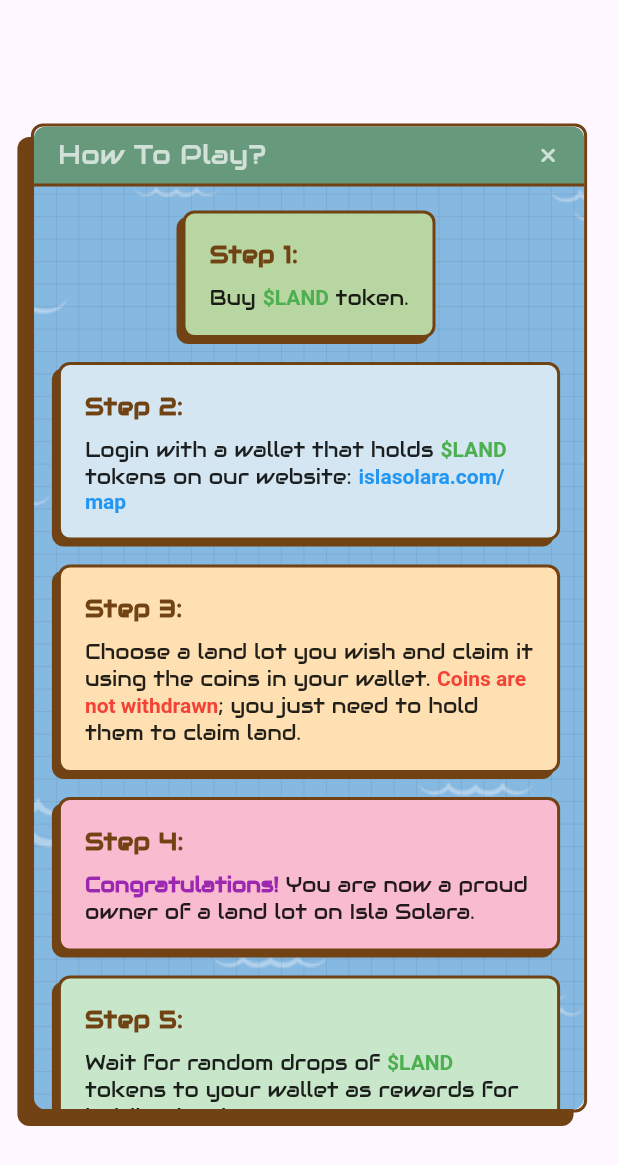
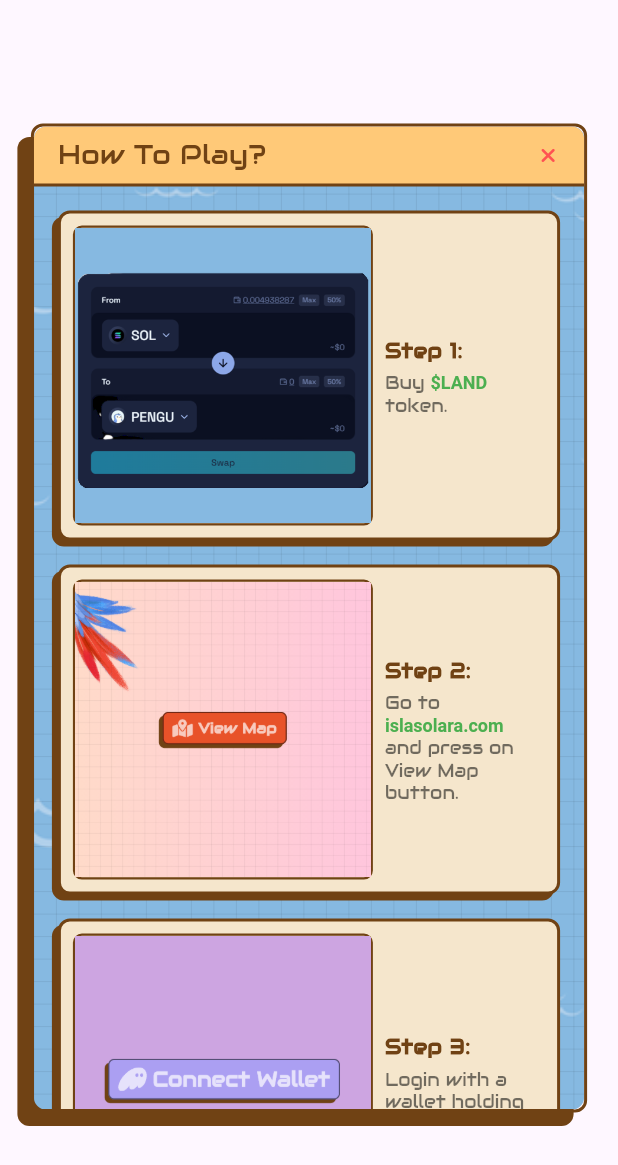
Before and after one commit to romaklym/isla_solara, a Flutter app: the HowToPlay widget shown alone on an empty page, opened directly, on a phone screen of 412 x 824 dp. Shown: the top 1165 px of the screen. Run offline on Flutter 3.47's test engine with Material 3 defaults, Android fonts, the phone set to English and light mode, and no system bars; our stand-ins replace cloud_firestore, firebase_core, fl_chart, flutter_svg, font_awesome_flutter, go_router; missing offline and left inert: dart:html, dart:js; accounts and stored records are empty.

Commit message:
updated how to dialog, added images for visualization, updated tokenomoics colors

```diff
--- a/lib/dialogs/how_to_play_dialog.dart
+++ b/lib/dialogs/how_to_play_dialog.dart
@@ -17,6 +17,77 @@ class HowToPlay extends StatefulWidget {
 }
 
 class _HowToPlayState extends State<HowToPlay> {
+  Widget _buildStepContainer({
+    required String stepNumber,
+    required RichText text,
+    required String imagePath,
+    required Color color,
+  }) {
+    return Container(
+      width: 400,
+      height: 220,
+      decoration: BoxDecoration(
+        color: color,
+        borderRadius: BorderRadius.circular(8),
+        border: Border.all(
+          color: const Color(0xFF704214),
+          width: 2,
+        ),
+        boxShadow: [
+          BoxShadow(
+            color: const Color(0xFF704214),
+            offset: const Offset(-4, 4),
+            blurRadius: 0,
+          ),
+        ],
+      ),
+      padding: const EdgeInsets.all(8.0),
+      child: Row(
+        crossAxisAlignment: CrossAxisAlignment.center,
+        children: [
+          // Image Section
+          Container(
+            width: 200,
+            height: 200,
+            decoration: BoxDecoration(
+              borderRadius: BorderRadius.circular(6),
+              border: Border.all(
+                color: const Color(0xFF704214),
+                width: 1.5,
+              ),
+            ),
+            clipBehavior: Clip.hardEdge,
+            child: Image.asset(
+              imagePath,
+              fit: BoxFit.contain,
+            ),
+          ),
+          const SizedBox(width: 8),
+          // Text Section
+          Expanded(
+            child: Column(
+              mainAxisAlignment: MainAxisAlignment.center,
+              crossAxisAlignment: CrossAxisAlignment.start,
+              children: [
+                Text(
+                  "Step $stepNumber:",
+                  style: const TextStyle(
+                    fontFamily: "Audiowide",
+                    fontSize: 14.0,
+                    fontWeight: FontWeight.bold,
+                    color: Color(0xFF704214),
+                  ),
+                ),
+                const SizedBox(height: 4),
+                text,
+              ],
+            ),
+          ),
+        ],
+      ),
+    );
+  }
+
   @override
   Widget build(BuildContext context) {
     final width = MediaQuery.of(context).size.width * widget.widthRes;
@@ -53,19 +124,19 @@ class _HowToPlayState extends State<HowToPlay> {
                   fit: BoxFit.cover,
                 ),
               ),
-              // Transparent Grid Overlay
               Positioned.fill(
                 child: CustomPaint(
                   painter: _RetroGridPainter(),
                 ),
               ),
+              // Content
               Column(
                 children: [
                   // Title Bar
                   Container(
                     height: 40,
                     decoration: BoxDecoration(
-                      color: const Color(0xFF679a7d),
+                      color: const Color(0xFFFFC978),
                       borderRadius: const BorderRadius.vertical(
                         top: Radius.circular(8),
                       ),
@@ -78,14 +149,14 @@ class _HowToPlayState extends State<HowToPlay> {
                     ),
                     child: Row(
                       children: [
-                        Padding(
-                          padding: const EdgeInsets.only(left: 16.0),
+                        const Padding(
+                          padding: EdgeInsets.only(left: 16.0),
                           child: Text(
                             "How To Play?",
-                            style: const TextStyle(
+                            style: TextStyle(
                               fontFamily: "Audiowide",
                               fontSize: 18.0,
-                              color: Colors.white70,
+                              color: Color(0xFF704214),
                             ),
                           ),
                         ),
@@ -93,7 +164,7 @@ class _HowToPlayState extends State<HowToPlay> {
                         IconButton(
                           icon: const FaIcon(
                             FontAwesomeIcons.xmark,
-                            color: Colors.white70,
+                            color: Colors.redAccent,
                           ),
                           onPressed: () => Navigator.of(context).pop(),
                           iconSize: 14.0,
@@ -106,17 +177,22 @@ class _HowToPlayState extends State<HowToPlay> {
                     child: SingleChildScrollView(
                       padding: const EdgeInsets.all(16.0),
                       child: Column(
-                        mainAxisAlignment: MainAxisAlignment.start,
+                        children: [
+                          Row(),
+                          Wrap(
+                            spacing: 16.0,
+                            runSpacing: 16.0,
+                            alignment: WrapAlignment.start,
                             children: [
                               _buildStepContainer(
-                            stepNumber: 1,
+                                stepNumber: "1",
                                 text: RichText(
                                   text: TextSpan(
                                     text: "Buy ",
                                     style: const TextStyle(
                                       fontFamily: "Audiowide",
-                                  fontSize: 14.0,
-                                  color: Colors.black87,
+                                      fontSize: 12.0,
+                                      color: Colors.black54,
                                     ),
                                     children: [
                                       TextSpan(
@@ -135,18 +211,50 @@ class _HowToPlayState extends State<HowToPlay> {
                                     ],
                                   ),
                                 ),
-                            color: const Color(0xFFB8D6A1),
+                                imagePath: "assets/1.png",
+                                color: const Color(0xFFF5E6CC),
                               ),
-                          const SizedBox(height: 16.0),
                               _buildStepContainer(
-                            stepNumber: 2,
+                                stepNumber: "2",
                                 text: RichText(
                                   text: TextSpan(
-                                text: "Login with a wallet that holds ",
+                                    text: "Go to ",
                                     style: const TextStyle(
                                       fontFamily: "Audiowide",
-                                  fontSize: 14.0,
-                                  color: Colors.black87,
+                                      fontSize: 12.0,
+                                      color: Colors.black54,
+                                    ),
+                                    children: [
+                                      TextSpan(
+                                        text: "islasolara.com",
+                                        style: const TextStyle(
+                                          color: Colors.green,
+                                          fontWeight: FontWeight.bold,
+                                        ),
+                                        recognizer: TapGestureRecognizer()
+                                          ..onTap = () {
+                                            _launchUrl(
+                                                "https://islasolara.com");
+                                          },
+                                      ),
+                                      const TextSpan(
+                                        text: " and press on View Map button.",
+                                      ),
+                                    ],
+                                  ),
+                                ),
+                                imagePath: "assets/2.png",
+                                color: const Color(0xFFF5E6CC),
+                              ),
+                              _buildStepContainer(
+                                stepNumber: "3",
+                                text: RichText(
+                                  text: TextSpan(
+                                    text: "Login with a wallet holding ",
+                                    style: const TextStyle(
+                                      fontFamily: "Audiowide",
+                                      fontSize: 12.0,
+                                      color: Colors.black54,
                                     ),
                                     children: [
                                       TextSpan(
@@ -161,36 +269,23 @@ class _HowToPlayState extends State<HowToPlay> {
                                                 "https://raydium.io/swap/?inputMint=2zMMhcVQEXDtdE6vsFS7S7D5oUodfJHE8vd1gnBouauv&outputMint=sol");
                                           },
                                       ),
-                                  const TextSpan(
-                                      text: " tokens on our website: "),
-                                  TextSpan(
-                                    text: "islasolara.com/map",
-                                    style: const TextStyle(
-                                      color: Colors.blue,
-                                      fontWeight: FontWeight.bold,
-                                    ),
-                                    recognizer: TapGestureRecognizer()
-                                      ..onTap = () {
-                                        _launchUrl(
-                                            "https://islasolara.com/#/map");
-                                      },
-                                  ),
+                                      const TextSpan(text: " tokens."),
                                     ],
                                   ),
                                 ),
-                            color: const Color(0xFFD4E6F1),
+                                imagePath: "assets/3.png",
+                                color: const Color(0xFFF5E6CC),
                               ),
-                          const SizedBox(height: 16.0),
                               _buildStepContainer(
-                            stepNumber: 3,
+                                stepNumber: "4",
                                 text: RichText(
                                   text: TextSpan(
                                     text:
                                         "Choose a land lot you wish and claim it using the coins in your wallet. ",
                                     style: const TextStyle(
                                       fontFamily: "Audiowide",
-                                  fontSize: 14.0,
-                                  color: Colors.black87,
+                                      fontSize: 12.0,
+                                      color: Colors.black54,
                                     ),
                                     children: [
                                       TextSpan(
@@ -202,73 +297,40 @@ class _HowToPlayState extends State<HowToPlay> {
                                       ),
                                       const TextSpan(
                                         text:
-                                          "; you just need to hold them to claim land."),
+                                            "; you just need to hold them to claim land.",
+                                      ),
                                     ],
                                   ),
                                 ),
-                            color: const Color(0xFFFFE0B2),
+                                imagePath: "assets/4.png",
+                                color: const Color(0xFFF5E6CC),
                               ),
-                          const SizedBox(height: 16.0),
                               _buildStepContainer(
-                            stepNumber: 4,
+                                stepNumber: "5",
                                 text: RichText(
                                   text: TextSpan(
                                     text: "Congratulations!",
                                     style: const TextStyle(
                                       fontFamily: "Audiowide",
-                                  fontSize: 14.0,
+                                      fontSize: 12.0,
                                       color: Colors.purple,
-                                  fontWeight: FontWeight.bold,
                                     ),
                                     children: [
                                       const TextSpan(
                                         text:
-                                        " You are now a proud owner of a land lot on Isla Solara.",
+                                            " You are now a proud owner of a land lot on Isla Solara. Wait for random drops of \$LAND tokens to your wallet as rewards for holding land.",
                                         style: TextStyle(
                                           fontFamily: "Audiowide",
-                                      fontSize: 14.0,
-                                      color: Colors.black87,
-                                      fontWeight: FontWeight.normal,
+                                          fontSize: 12.0,
+                                          color: Colors.black54,
                                         ),
                                       ),
                                     ],
                                   ),
                                 ),
-                            color: const Color(0xFFF8BBD0),
+                                imagePath: "assets/5.png",
+                                color: const Color(0xFFF5E6CC),
                               ),
-                          const SizedBox(height: 16.0),
-                          _buildStepContainer(
-                            stepNumber: 5,
-                            text: RichText(
-                              text: TextSpan(
-                                text: "Wait for random drops of ",
-                                style: const TextStyle(
-                                  fontFamily: "Audiowide",
-                                  fontSize: 14.0,
-                                  color: Colors.black87,
-                                ),
-                                children: [
-                                  TextSpan(
-                                    text: "\$LAND",
-                                    style: const TextStyle(
-                                      color: Colors.green,
-                                      fontWeight: FontWeight.bold,
-                                    ),
-                                    recognizer: TapGestureRecognizer()
-                                      ..onTap = () {
-                                        _launchUrl(
-                                            "https://raydium.io/swap/?inputMint=2zMMhcVQEXDtdE6vsFS7S7D5oUodfJHE8vd1gnBouauv&outputMint=sol");
-                                      },
-                                  ),
-                                  const TextSpan(
-                                      text:
-                                          " tokens to your wallet as rewards for holding land."),
-                                ],
-                              ),
-                            ),
-                            color: const Color(0xFFC8E6C9),
-                          ),
-                          const SizedBox(height: 16.0),
                               _buildStepContainer(
                                 stepNumber: "Sidenote",
                                 text: RichText(
@@ -277,8 +339,8 @@ class _HowToPlayState extends State<HowToPlay> {
                                         "Other players can buy the land from you. Strategize and pay attention if you get outbid. Each purchase increases the land value by ",
                                     style: const TextStyle(
                                       fontFamily: "Audiowide",
-                                  fontSize: 14.0,
-                                  color: Colors.black87,
+                                      fontSize: 12.0,
+                                      color: Colors.black54,
                                     ),
                                     children: [
                                       const TextSpan(
@@ -318,7 +380,10 @@ class _HowToPlayState extends State<HowToPlay> {
                                     ],
                                   ),
                                 ),
+                                imagePath: "assets/step_sidenote.png",
                                 color: const Color(0xFFF5E6CC),
+                              ),
+                            ],
                           ),
                         ],
                       ),
@@ -329,47 +394,6 @@ class _HowToPlayState extends State<HowToPlay> {
             ],
           ),
         ),
-      ),
-    );
-  }
-
-  Widget _buildStepContainer({
-    required dynamic stepNumber,
-    required Widget text,
-    required Color color,
-  }) {
-    return Container(
-      decoration: BoxDecoration(
-        color: color,
-        borderRadius: BorderRadius.circular(8),
-        border: Border.all(
-          color: const Color(0xFF704214),
-          width: 2,
-        ),
-        boxShadow: [
-          BoxShadow(
-            color: const Color(0xFF704214),
-            offset: const Offset(-4, 4),
-            blurRadius: 0,
-          ),
-        ],
-      ),
-      padding: const EdgeInsets.all(16.0),
-      child: Column(
-        crossAxisAlignment: CrossAxisAlignment.start,
-        children: [
-          Text(
-            "Step $stepNumber:",
-            style: const TextStyle(
-              fontFamily: "Audiowide",
-              fontSize: 16.0,
-              fontWeight: FontWeight.bold,
-              color: Color(0xFF704214),
-            ),
-          ),
-          const SizedBox(height: 8.0),
-          text,
-        ],
       ),
     );
   }
--- a/lib/dialogs/tokenomics_dialog.dart
+++ b/lib/dialogs/tokenomics_dialog.dart
@@ -23,7 +23,7 @@ class _TokenomicsState extends State<Tokenomics> {
         width: 850,
         height: 600,
         decoration: BoxDecoration(
-          color: const Color(0xFF86b9e1),
+          color: const Color(0xFF404F89),
           borderRadius: BorderRadius.circular(8),
           border: Border.all(
             color: const Color(0xFF704214),
@@ -102,7 +102,7 @@ class _TokenomicsState extends State<Tokenomics> {
                             color: const Color(0xFF704214),
                           ),
                         ),
-                        // Right Page with PageView
+                        // Audiowideht Page with PageView
                         Expanded(
                           flex: 1,
                           child: PageView(
@@ -129,7 +129,7 @@ class _TokenomicsState extends State<Tokenomics> {
                                       label: "3,025,000,000 \$LAND",
                                       icon: FontAwesomeIcons.coins,
                                       onTap: () {},
-                                      color: const Color(0xFF86b9e1),
+                                      color: const Color(0xFFFFC978),
                                       fontSize: 16.0,
                                       iconSize: 20.0,
                                     ),
--- a/lib/screens/map_screen.dart
+++ b/lib/screens/map_screen.dart
@@ -266,7 +266,6 @@ class _MapScreenState extends State<MapScreen> {
                   child: Row(
                     children: [
                       if (_publicKey.isNotEmpty && _publicKey != "Unknown") ...[
-                        const SizedBox(width: 16.0),
                         CustomButton(
                           color: const Color(0xFF666A75),
                           onTap: () async {
```
Also changed, not shown: assets/1.png (added), assets/2.png (added), assets/3.png (added), assets/4.png (added), assets/5.png (added), assets/step_sidenote.png (added), 1 other file. Lines whose indentation alone changed are shown as unchanged.
